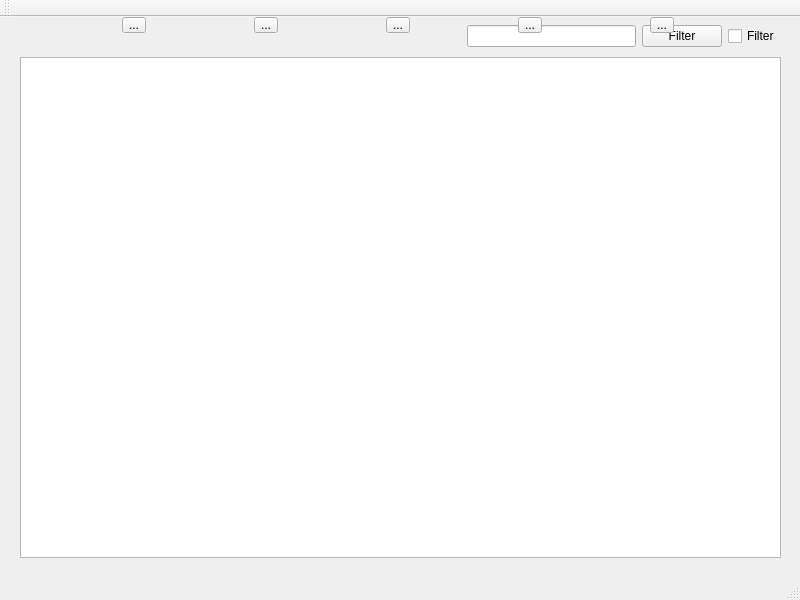
First picture: the form in mainwindow.ui, repository lovexyn0827/Homeworks, before the edit.
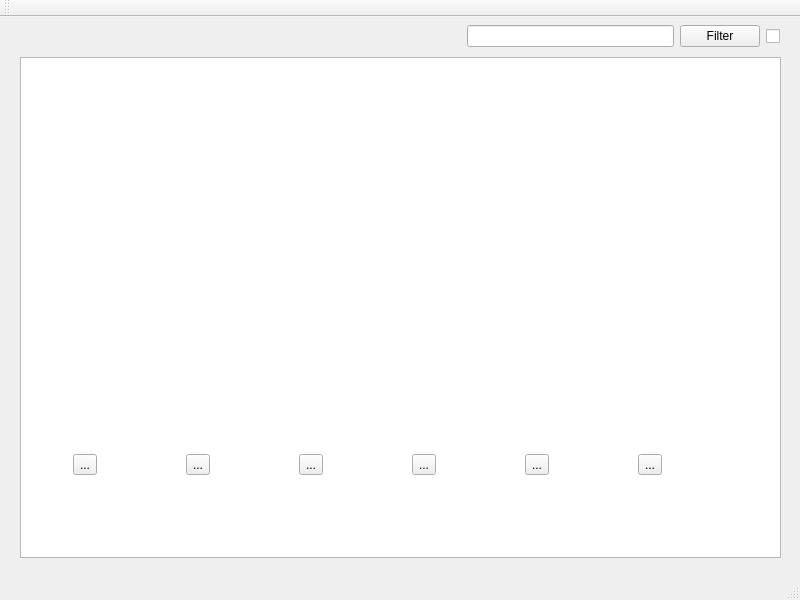
Second picture: the form after the edit. Icons and pictures are not drawn.

What changed in the file:
```diff
--- a/mainwindow.ui
+++ b/mainwindow.ui
@@ -70,7 +70,7 @@
      <item>
       <widget class="QCheckBox" name="filterEnabled">
        <property name="text">
-        <string>Filter</string>
+        <string/>
        </property>
       </widget>
      </item>
@@ -79,10 +79,10 @@
    <widget class="QWidget" name="horizontalLayoutWidget_2">
     <property name="geometry">
      <rect>
-      <x>20</x>
-      <y>0</y>
+      <x>-10</x>
+      <y>420</y>
       <width>761</width>
-      <height>16</height>
+      <height>56</height>
      </rect>
     </property>
     <layout class="QHBoxLayout" name="horizontalLayout_2">
@@ -137,6 +137,23 @@
        </property>
       </widget>
      </item>
+     <item>
+      <widget class="QToolButton" name="viewBtn">
+       <property name="text">
+        <string>...</string>
+       </property>
+       <property name="icon">
+        <iconset resource="res.qrc">
+         <normaloff>:/lovexyn0827/personnel/res/icon/view.png</normaloff>:/lovexyn0827/personnel/res/icon/view.png</iconset>
+       </property>
+       <property name="iconSize">
+        <size>
+         <width>48</width>
+         <height>48</height>
+        </size>
+       </property>
+      </widget>
+     </item>
      <item>
       <widget class="QToolButton" name="undoBtn">
        <property name="text">
```
Left out of the diff: 1 changed line with no effect on the pictures.
